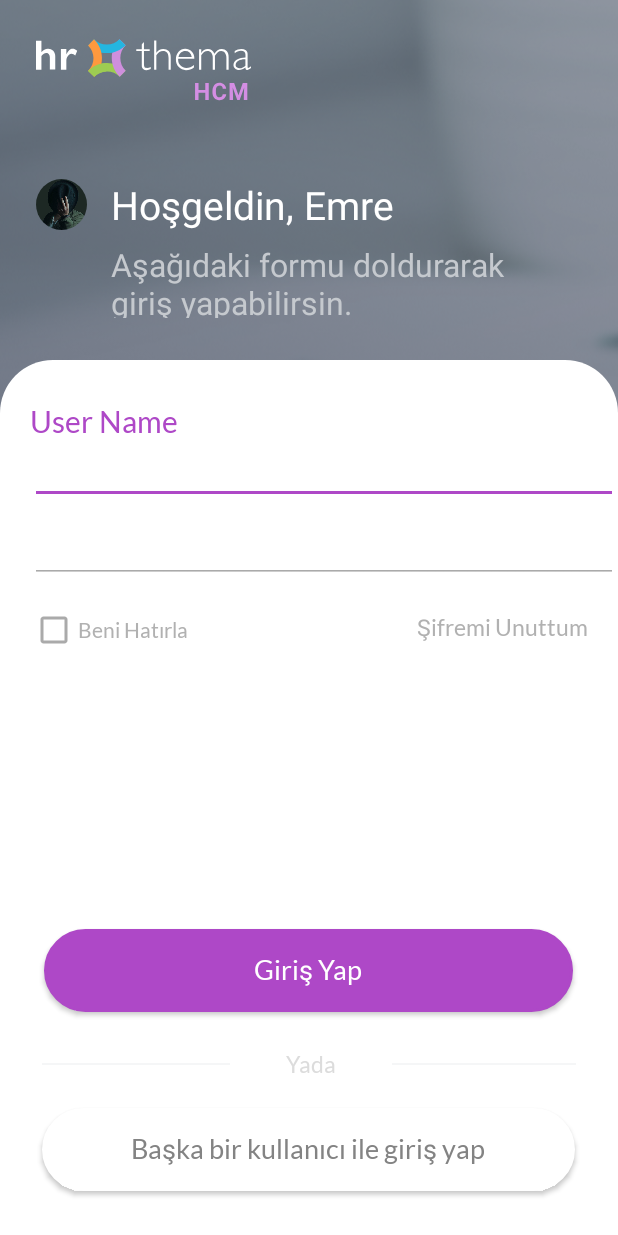
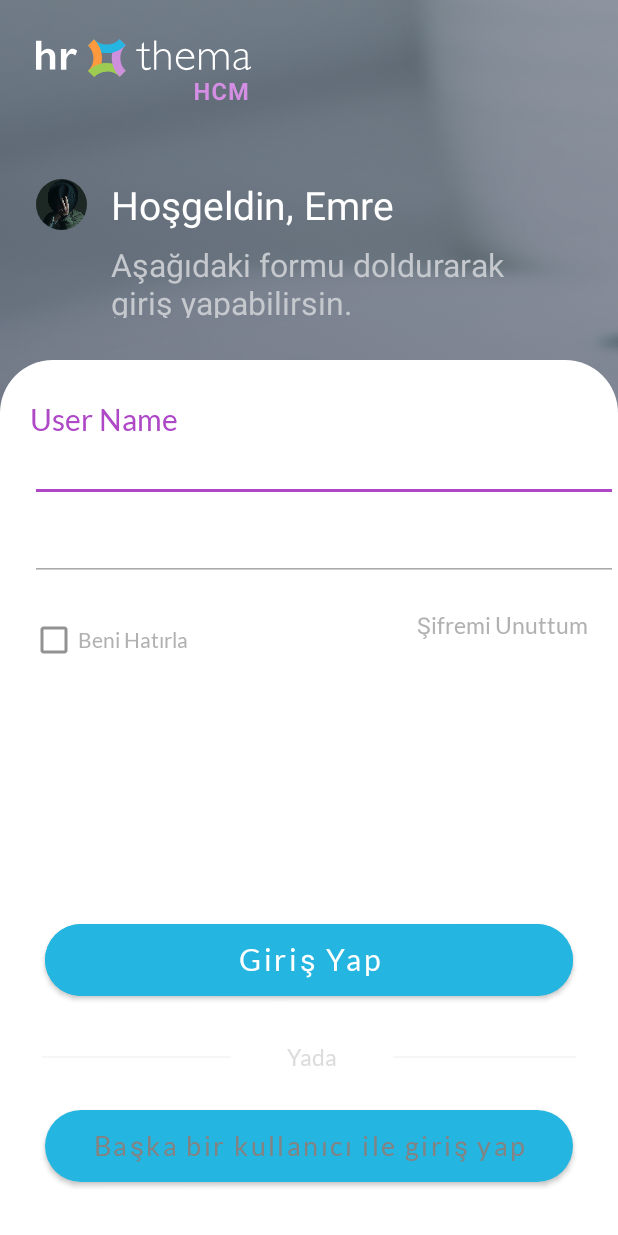
Before and after one commit to MuhammadAkkad/HR-thema, an Android app: the LoginActivity screen opened directly, with no data from a screen before it, on a phone screen of 412 x 824 dp. Run offline under Robolectric (Android 15) with nearby library versions, the phone set to English and light mode, and no system bars; plain views replace RoundedImageView.

Commit message:
navigation bar

```diff
--- a/app/build.gradle
+++ b/app/build.gradle
@@ -30,10 +30,10 @@ dependencies {
     implementation 'com.github.smarteist:autoimageslider:1.3.2'
     implementation 'com.github.bumptech.glide:glide:4.11.0'
     annotationProcessor 'com.github.bumptech.glide:compiler:4.11.0'
-    implementation 'com.google.android.material:material:1.1.0'
     implementation 'com.jaeger.statusbarutil:library:1.4.0'
     implementation 'com.infideap.drawerbehavior:drawer-behavior:0.2.2'
     implementation 'de.hdodenhof:circleimageview:3.0.1'
+    implementation 'com.google.android.material:material:1.2.0-alpha04'
     implementation 'com.makeramen:roundedimageview:2.3.0'
     implementation 'com.nex3z:notification-badge:1.0.2'
 }
--- a/app/src/main/res/drawable/selector_bottombar.xml
+++ b/app/src/main/res/drawable/selector_bottombar.xml
@@ -1,5 +1,5 @@
 <?xml version="1.0" encoding="utf-8"?>
 <selector xmlns:android="http://schemas.android.com/apk/res/android">
     <item android:color="@color/bottomNavigationIconSelected" android:state_checked="true"/>
-    <item android:color="@color/BottomNavigationIcon"/>
+    <item android:color="@color/BottomNavigationIcon" android:state_checked="false"/>
 </selector>
--- a/app/src/main/res/drawable/shapebuttonradious.xml
+++ b/app/src/main/res/drawable/shapebuttonradious.xml
@@ -1,23 +1,7 @@
 <?xml version="1.0" encoding="utf-8"?>
-<shape
-    xmlns:android="http://schemas.android.com/apk/res/android"
-    android:shape="rectangle"   >
-    <solid
-        android:color="#AE48C7" >
-    </solid>
-    <stroke
-        android:width="2dp"
-        android:color="#AE48C7" >
-    </stroke>
-    <padding
-        android:left="5dp"
-        android:top="5dp"
-        android:right="5dp"
-        android:bottom="5dp"    >
-    </padding>
-    <corners
-        android:radius="55dp"
-        >
-    </corners>
+<shape xmlns:android="http://schemas.android.com/apk/res/android"
+    android:shape="rectangle">
+    <solid android:color="#AE48C7" />
+    <corners android:radius="55dp" />
 
 </shape>
--- a/app/src/main/res/layout/activity_login.xml
+++ b/app/src/main/res/layout/activity_login.xml
@@ -158,21 +158,21 @@
             app:layout_constraintEnd_toEndOf="@+id/tv_password_activity_login"
             app:layout_constraintTop_toBottomOf="@+id/tv_password_activity_login" />
 
-        <Button
+        <com.google.android.material.button.MaterialButton
             android:id="@+id/btn_sign_in_activity_login"
             android:layout_width="0dp"
             android:layout_height="wrap_content"
-            android:layout_marginStart="29dp"
+            android:layout_marginStart="30dp"
             android:layout_marginEnd="30dp"
             android:layout_marginBottom="25dp"
-            android:width="355dp"
-            android:height="55dp"
-            android:background="@drawable/shapebuttonradious"
+            android:height="60dp"
+            android:backgroundTint="@color/colorPrimary"
             android:fontFamily="@font/lato"
             android:text="Giriş Yap"
             android:textAllCaps="false"
             android:textColor="#FFFFFF"
-            android:textSize="18sp"
+            android:textSize="20sp"
+            app:cornerRadius="25dp"
             app:layout_constraintBottom_toTopOf="@+id/txt_yada_activity_login"
             app:layout_constraintEnd_toEndOf="parent"
             app:layout_constraintStart_toStartOf="parent" />
@@ -192,20 +192,21 @@
             app:layout_constraintEnd_toEndOf="@+id/btn_another_account_sign_in_activity_login"
             app:layout_constraintStart_toStartOf="@+id/btn_another_account_sign_in_activity_login" />
 
-        <Button
+        <com.google.android.material.button.MaterialButton
             android:id="@+id/btn_another_account_sign_in_activity_login"
-            android:layout_width="wrap_content"
+            android:layout_width="0dp"
             android:layout_height="wrap_content"
             android:layout_marginBottom="30dp"
             android:width="355dp"
-            android:height="55dp"
-            android:background="@drawable/shapebuttonradiouswhite"
+            android:height="60dp"
+            app:cornerRadius="25dp"
             android:fontFamily="@font/lato"
             android:text="Başka bir kullanıcı ile giriş yap"
             android:textAllCaps="false"
             android:textColor="#838383"
             android:textSize="18sp"
             android:visibility="visible"
+
             app:layout_constraintBottom_toBottomOf="parent"
             app:layout_constraintEnd_toEndOf="@+id/btn_sign_in_activity_login"
             app:layout_constraintStart_toStartOf="@+id/btn_sign_in_activity_login" />
--- a/app/src/main/res/layout/activity_main.xml
+++ b/app/src/main/res/layout/activity_main.xml
@@ -49,14 +49,14 @@
         app:srcCompat="@drawable/logo" />
 
 
-    <Button
+    <com.google.android.material.button.MaterialButton
             android:id="@+id/btn_login_activity_main"
             android:layout_width="wrap_content"
             android:layout_height="wrap_content"
             android:layout_marginBottom="16dp"
             android:width="355dp"
-            android:height="55dp"
-            android:background="@drawable/shapebuttonradious"
+            android:height="60dp"
+            app:cornerRadius="25dp"
             android:text="Giriş Yap"
             android:textColor="#FFF"
             app:layout_constraintBottom_toBottomOf="parent"
--- a/app/src/main/res/layout/app_bar_default.xml
+++ b/app/src/main/res/layout/app_bar_default.xml
@@ -27,13 +27,13 @@
         app:layout_constraintStart_toStartOf="parent">
 
         <com.google.android.material.bottomnavigation.BottomNavigationView
+            style="@style/Widget.MaterialComponents.BottomNavigationView.Colored"
             android:id="@+id/bottom_navigation"
             android:layout_width="match_parent"
             android:layout_height="match_parent"
             android:layout_gravity="bottom"
             android:background="#fff"
             app:itemIconTint="@drawable/selector_bottombar"
-            app:itemTextColor="@color/navigationText"
             app:menu="@menu/bottom_navigation_menu" />
     </FrameLayout>
 
--- a/app/src/main/res/values/colors.xml
+++ b/app/src/main/res/values/colors.xml
@@ -1,6 +1,6 @@
 <?xml version="1.0" encoding="utf-8"?>
 <resources>
-    <color name="colorPrimary">#008577</color>
+    <color name="colorPrimary">#24B6E0</color>
     <color name="colorPrimaryDark">#00574B</color>
     <color name="colorAccent">#D81B60</color>
     <color name="specialPurple">#AE48C7</color>
--- a/app/src/main/res/values/styles.xml
+++ b/app/src/main/res/values/styles.xml
@@ -1,7 +1,7 @@
 <resources>
 
     <!-- Base application theme. -->
-    <style name="AppTheme" parent="Theme.AppCompat.Light.NoActionBar">
+    <style name="AppTheme" parent="Theme.MaterialComponents.Light.NoActionBar">
         <!-- Customize your theme here. -->
         <item name="colorPrimary">@color/colorPrimary</item>
         <item name="colorPrimaryDark">@color/colorPrimaryDark</item>
@@ -10,14 +10,14 @@
 
     </style>
 
-    <style name="MyEditText" parent="Theme.AppCompat.NoActionBar">
+    <style name="MyEditText" parent="Theme.MaterialComponents.NoActionBar">
         <item name="colorControlNormal">@android:color/darker_gray</item>
         <item name="colorControlActivated">@color/specialPurple</item>
     </style>
 
-    <style name="AppTheme.AppBarOverlay" parent="Theme.AppCompat.Light.NoActionBar" />
-    <style name="AppTheme.PopupOverlay" parent="Theme.AppCompat.Light.NoActionBar" />
-    <style name="CustomAlertDialog" parent="Theme.AppCompat.Light.Dialog.Alert">
+    <style name="AppTheme.AppBarOverlay" parent="Theme.MaterialComponents.Light.NoActionBar" />
+    <style name="AppTheme.PopupOverlay" parent="Theme.MaterialComponents.Light.NoActionBar" />
+    <style name="CustomAlertDialog" parent="Theme.MaterialComponents.Light.Dialog.Alert">
         <item name="android:windowBackground">@drawable/popup_background</item>
     </style>
 </resources>
```
Also changed, not shown: app/src/main/java/com/example/hr_thema/navigationDrawer/NavigationDrawer.java (+18 -1 lines), app/src/main/res/layout/activity_popup_example.xml (+6 -4 lines), app/src/main/res/layout/fragment_comment.xml (+5 -3 lines), app/src/main/res/layout/fragment_on_going.xml (+2 -5 lines), app/src/main/res/layout/fragment_operations.xml (+5 -3 lines).
